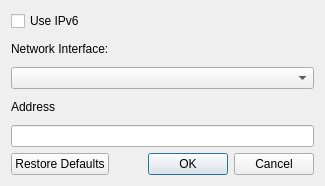
Qt form library/widgets/networksettingsdialog.ui (pedrolcl/drumstick) before a commit.
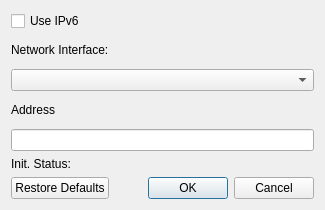
The same form after that commit. Icons and pictures are not drawn.

Diff of the .ui file:
```diff
--- a/library/widgets/networksettingsdialog.ui
+++ b/library/widgets/networksettingsdialog.ui
@@ -7,21 +7,51 @@
     <x>0</x>
     <y>0</y>
     <width>325</width>
-    <height>186</height>
+    <height>210</height>
    </rect>
   </property>
   <property name="windowTitle">
    <string>Network Driver Settings</string>
   </property>
-  <layout class="QVBoxLayout" name="verticalLayout">
-   <item>
+  <layout class="QGridLayout" name="gridLayout" columnstretch="1,1,0">
+   <item row="5" column="2">
+    <widget class="QLabel" name="lblStatusIcon">
+     <property name="sizePolicy">
+      <sizepolicy hsizetype="Minimum" vsizetype="Fixed">
+       <horstretch>0</horstretch>
+       <verstretch>0</verstretch>
+      </sizepolicy>
+     </property>
+     <property name="pixmap">
+      <pixmap resource="pianokeybd.qrc">:/checked.png</pixmap>
+     </property>
+    </widget>
+   </item>
+   <item row="5" column="0">
+    <widget class="QLabel" name="lblStatusLabel">
+     <property name="text">
+      <string>Init. Status:</string>
+     </property>
+    </widget>
+   </item>
+   <item row="5" column="1">
+    <widget class="QLabel" name="lblStatusText">
+     <property name="sizePolicy">
+      <sizepolicy hsizetype="Preferred" vsizetype="Fixed">
+       <horstretch>0</horstretch>
+       <verstretch>0</verstretch>
+      </sizepolicy>
+     </property>
+    </widget>
+   </item>
+   <item row="0" column="0" colspan="3">
     <widget class="QCheckBox" name="checkIPv6">
      <property name="text">
       <string>Use IPv6</string>
      </property>
     </widget>
    </item>
-   <item>
+   <item row="1" column="0" colspan="3">
     <widget class="QLabel" name="lblInterface">
      <property name="text">
       <string>Network Interface:</string>
@@ -31,20 +61,20 @@
      </property>
     </widget>
    </item>
-   <item>
+   <item row="2" column="0" colspan="3">
     <widget class="QComboBox" name="comboInterface"/>
    </item>
-   <item>
+   <item row="3" column="0" colspan="3">
     <widget class="QLabel" name="lblAddress">
      <property name="text">
       <string>Address</string>
      </property>
     </widget>
    </item>
-   <item>
+   <item row="4" column="0" colspan="3">
     <widget class="QLineEdit" name="txtAddress"/>
    </item>
-   <item>
+   <item row="7" column="0" colspan="3">
     <widget class="QDialogButtonBox" name="buttonBox">
      <property name="orientation">
       <enum>Qt::Horizontal</enum>
```
Left out of the diff: 5 changed lines with no effect on the pictures.
